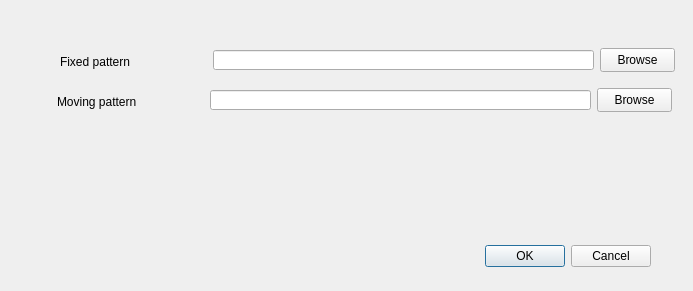
Old version of the form src/plastimatch/standalone/register_gui_load_dialog.ui in the repository simonoxen/plastimatch.
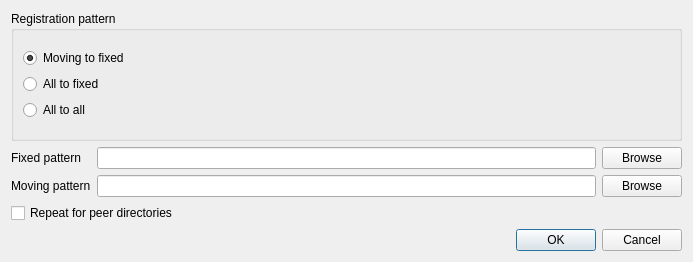
New version of the form.

```diff
--- a/src/plastimatch/standalone/register_gui_load_dialog.ui
+++ b/src/plastimatch/standalone/register_gui_load_dialog.ui
@@ -7,100 +7,115 @@
     <x>0</x>
     <y>0</y>
     <width>693</width>
-    <height>291</height>
+    <height>262</height>
    </rect>
   </property>
   <property name="windowTitle">
    <string>Dialog</string>
   </property>
-  <widget class="QDialogButtonBox" name="buttonBox">
-   <property name="geometry">
-    <rect>
-     <x>310</x>
-     <y>240</y>
-     <width>341</width>
-     <height>32</height>
-    </rect>
-   </property>
-   <property name="orientation">
-    <enum>Qt::Horizontal</enum>
-   </property>
-   <property name="standardButtons">
-    <set>QDialogButtonBox::Cancel|QDialogButtonBox::Ok</set>
-   </property>
-  </widget>
-  <widget class="QPushButton" name="pushButton_browseFixed">
-   <property name="geometry">
-    <rect>
-     <x>600</x>
-     <y>48</y>
-     <width>75</width>
-     <height>24</height>
-    </rect>
-   </property>
+  <layout class="QVBoxLayout" name="verticalLayout_3">
+   <item>
+    <widget class="QGroupBox" name="groupBox">
+     <property name="title">
+      <string>Registration pattern</string>
+     </property>
+     <layout class="QVBoxLayout" name="verticalLayout_2">
+      <item>
+       <layout class="QVBoxLayout" name="verticalLayout">
+        <item>
+         <widget class="QRadioButton" name="radioButton_m2f">
+          <property name="text">
+           <string>Moving to fixed</string>
+          </property>
+          <property name="checked">
+           <bool>true</bool>
+          </property>
+          <attribute name="buttonGroup">
+           <string notr="true">buttonGroup_actionPattern</string>
+          </attribute>
+         </widget>
+        </item>
+        <item>
+         <widget class="QRadioButton" name="radioButton_a2f">
    <property name="text">
-    <string>Browse</string>
-   </property>
-  </widget>
-  <widget class="QLineEdit" name="lineEdit_fixedPattern">
-   <property name="geometry">
-    <rect>
-     <x>213</x>
-     <y>50</y>
-     <width>381</width>
-     <height>20</height>
-    </rect>
-   </property>
-  </widget>
+           <string>All to fixed</string>
+          </property>
+          <attribute name="buttonGroup">
+           <string notr="true">buttonGroup_actionPattern</string>
+          </attribute>
+         </widget>
+        </item>
+        <item>
+         <widget class="QRadioButton" name="radioButton_a2a">
+          <property name="text">
+           <string>All to all</string>
+          </property>
+          <attribute name="buttonGroup">
+           <string notr="true">buttonGroup_actionPattern</string>
+          </attribute>
+         </widget>
+        </item>
+       </layout>
+      </item>
+     </layout>
+    </widget>
+   </item>
+   <item>
+    <layout class="QGridLayout" name="gridLayout">
+     <item row="0" column="0">
   <widget class="QLabel" name="label_9">
-   <property name="geometry">
-    <rect>
-     <x>60</x>
-     <y>50</y>
-     <width>109</width>
-     <height>24</height>
-    </rect>
-   </property>
    <property name="text">
     <string>Fixed pattern</string>
    </property>
   </widget>
+     </item>
+     <item row="0" column="1">
+      <widget class="QLineEdit" name="lineEdit_fixedPattern"/>
+     </item>
+     <item row="0" column="2">
+      <widget class="QPushButton" name="pushButton_browseFixed">
+       <property name="text">
+        <string>Browse</string>
+       </property>
+      </widget>
+     </item>
+     <item row="1" column="0">
   <widget class="QLabel" name="label_10">
-   <property name="geometry">
-    <rect>
-     <x>57</x>
-     <y>90</y>
-     <width>109</width>
-     <height>24</height>
-    </rect>
-   </property>
    <property name="text">
     <string>Moving pattern</string>
    </property>
   </widget>
+     </item>
+     <item row="1" column="1">
+      <widget class="QLineEdit" name="lineEdit_movingPattern"/>
+     </item>
+     <item row="1" column="2">
   <widget class="QPushButton" name="pushButton_browseMoving">
-   <property name="geometry">
-    <rect>
-     <x>597</x>
-     <y>88</y>
-     <width>75</width>
-     <height>24</height>
-    </rect>
-   </property>
    <property name="text">
     <string>Browse</string>
    </property>
   </widget>
-  <widget class="QLineEdit" name="lineEdit_movingPattern">
-   <property name="geometry">
-    <rect>
-     <x>210</x>
-     <y>90</y>
-     <width>381</width>
-     <height>20</height>
-    </rect>
-   </property>
-  </widget>
+     </item>
+    </layout>
+   </item>
+   <item>
+    <widget class="QCheckBox" name="checkBox_repeatForPeers">
+     <property name="text">
+      <string>Repeat for peer directories</string>
+     </property>
+    </widget>
+   </item>
+   <item>
+    <widget class="QDialogButtonBox" name="buttonBox">
+     <property name="orientation">
+      <enum>Qt::Horizontal</enum>
+     </property>
+     <property name="standardButtons">
+      <set>QDialogButtonBox::Cancel|QDialogButtonBox::Ok</set>
+     </property>
+    </widget>
+   </item>
+  </layout>
  </widget>
  <resources/>
  <connections>
```
Left out of the diff: 41 changed lines with no effect on the pictures. Lines whose indentation alone changed are shown as unchanged.
